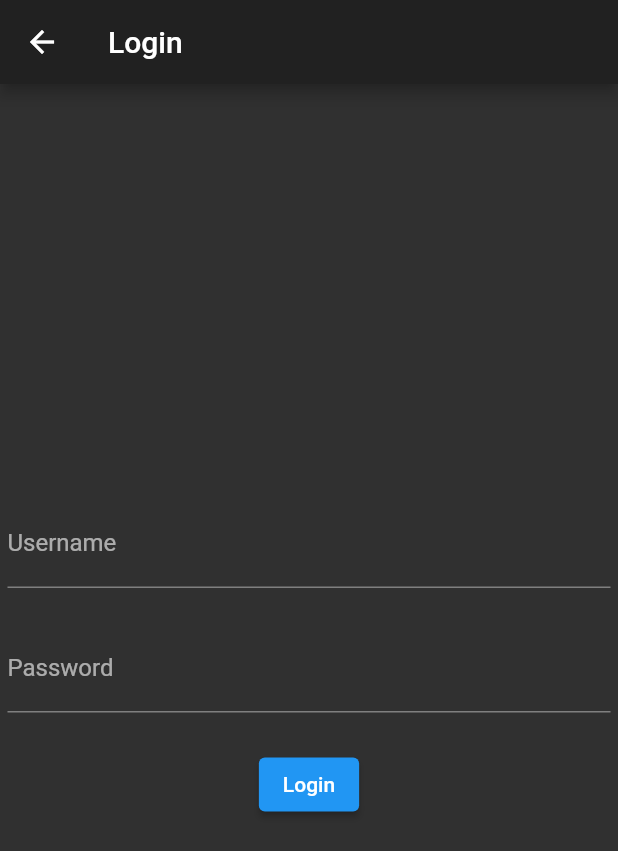
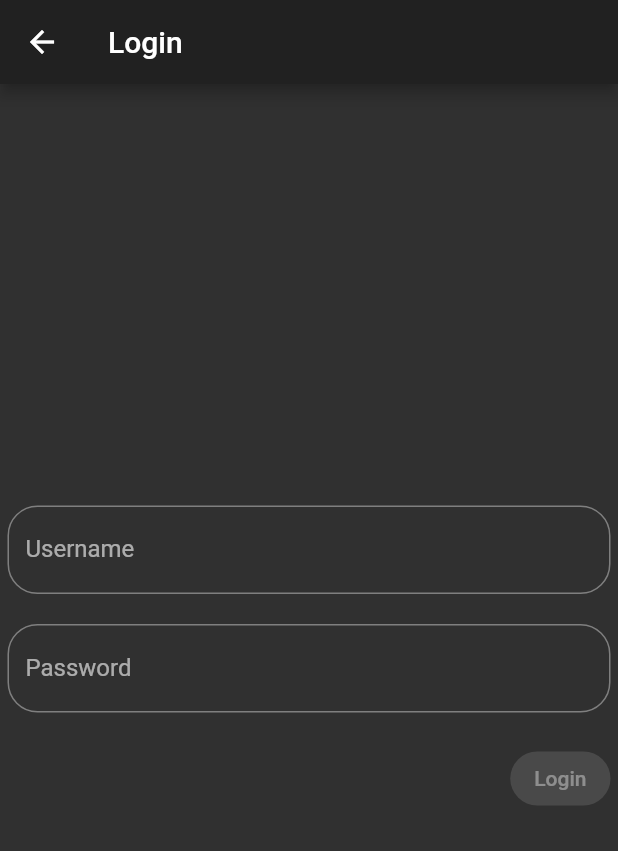
Before and after one commit to LorenzSchueler/sport-log, a Flutter app: the screen it shows after launch, after a tap on "Login", on a phone screen of 412 x 824 dp. Shown: the top 851 px of the screen. Run offline on Flutter 3.47's test engine with Material 2 defaults, Android fonts, the phone set to English and light mode, and no system bars; our stand-ins replace bloc, equatable, flutter_bloc, flutter_secure_storage.

Commit message:
improve login form

```diff
--- /dev/null
+++ b/sport-log-client/frontend/lib/pages/login/login_form.dart
@@ -0,0 +1,153 @@
+
+import 'package:flutter/material.dart';
+import 'package:flutter_bloc/flutter_bloc.dart';
+import 'package:sport_log/routes.dart';
+
+import 'login_bloc.dart';
+
+class LoginForm extends StatefulWidget {
+  const LoginForm({Key? key}) : super(key: key);
+
+  @override
+  State<StatefulWidget> createState() => LoginFormState();
+}
+
+class LoginFormState extends State<LoginForm> {
+  final _formKey = GlobalKey<FormState>();
+  String _username = "";
+  String _password = "";
+
+  @override
+  Widget build(BuildContext context) {
+    return Form(
+      key: _formKey,
+      child: BlocConsumer<LoginBloc, LoginState>(
+        listener: (context, state) {
+          if (state == LoginState.successful) {
+            Navigator.of(context).pushNamedAndRemoveUntil(Routes.home,
+                    (route) => false);
+          } else if (state == LoginState.failed) {
+            const snackBar = SnackBar(
+                content: Text("Invalid credentials. Please try again."),
+            );
+            ScaffoldMessenger.of(context).showSnackBar(snackBar);
+          }
+        },
+        builder: (context, state) {
+          return Column(
+            mainAxisAlignment: MainAxisAlignment.center,
+            children: [
+              _usernameInput(context, state),
+              _padding,
+              _passwordInput(context, state),
+              _padding,
+              Row(
+                mainAxisAlignment: MainAxisAlignment.end,
+                children: [
+                  _submitButton(context, state),
+                ],
+              )
+            ],
+          );
+        }
+      ),
+    );
+  }
+
+  Widget _usernameInput(BuildContext context, LoginState state) {
+    return TextFormField(
+      onChanged: (username) {
+        setState(() {
+          _username = username;
+        });
+      },
+      decoration: const InputDecoration(
+        labelText: "Username",
+        border: OutlineInputBorder(
+            borderRadius: _borderRadius
+        ),
+      ),
+      validator: _usernameValidator,
+      autovalidateMode: AutovalidateMode.onUserInteraction,
+      enabled: _inputsEnabled(state),
+      style: _inputsEnabled(state) ? null : TextStyle(
+        color: Theme.of(context).disabledColor
+      ),
+    );
+  }
+
+  Widget _passwordInput(BuildContext context, LoginState state) {
+    return TextFormField(
+      onChanged: (password) {
+        setState(() {
+          _password = password;
+        });
+      },
+      decoration: const InputDecoration(
+        labelText: "Password",
+        border: OutlineInputBorder(
+          borderRadius: _borderRadius
+        ),
+      ),
+      validator: _passwordValidator,
+      autovalidateMode: AutovalidateMode.onUserInteraction,
+      enabled: _inputsEnabled(state),
+      style: _inputsEnabled(state) ? null : TextStyle(
+          color: Theme.of(context).disabledColor
+      ),
+      obscureText: true,
+    );
+  }
+
+  Widget _submitButton(BuildContext context, LoginState state) {
+    return ElevatedButton(
+      child: (state != LoginState.pending)
+          ? const Text("Login") : const CircularProgressIndicator(),
+      onPressed: (state != LoginState.successful && _inputsAreValid)
+          ? () => _submit(context) : null,
+      style: ElevatedButton.styleFrom(
+        shape: const RoundedRectangleBorder(
+          borderRadius: _borderRadius,
+        ),
+      ),
+    );
+  }
+
+  bool _inputsEnabled(LoginState state) {
+    return state != LoginState.pending;
+  }
+
+  bool get _formIsValid => _formKey.currentState!.validate();
+
+  void _submit(BuildContext context) {
+    if (_formIsValid) {
+      context.read<LoginBloc>().add(SubmitLogin(
+          username: _username,
+          password: _password
+      ));
+      _formKey.currentState!.deactivate();
+    }
+  }
+
+  String? _usernameValidator(String? username) {
+    if (username != null && username.isEmpty) {
+      return "Username must not be empty.";
+    }
+  }
+
+  String? _passwordValidator(String? password) {
+    if (password != null && password.isEmpty) {
+      return "Password must not be empty";
+    }
+  }
+
+  bool get _inputsAreValid =>
+    _usernameValidator(_username) == null
+    && _passwordValidator(_password) == null;
+
+  static const Widget _padding = Padding(
+      padding: EdgeInsets.all(10),
+  );
+
+  static const BorderRadius _borderRadius = BorderRadius.all(Radius.circular(20));
+}
--- a/sport-log-client/frontend/lib/pages/login/login_page.dart
+++ b/sport-log-client/frontend/lib/pages/login/login_page.dart
@@ -1,24 +1,13 @@
 
 import 'package:flutter/material.dart';
 import 'package:flutter_bloc/flutter_bloc.dart';
+import 'package:sport_log/pages/login/login_form.dart';
 import 'package:sport_log/repositories/authentication_repository.dart';
 import 'package:sport_log/authentication/authentication_bloc.dart';
 import 'package:sport_log/pages/login/login_bloc.dart';
-import 'package:sport_log/routes.dart';
 
-class LoginPage extends StatefulWidget {
+class LoginPage extends StatelessWidget {
   const LoginPage({Key? key}) : super(key: key);
-
-  @override
-  State<StatefulWidget> createState() => LoginPageState();
-}
-
-class LoginPageState extends State<LoginPage> {
-  bool _usernameIsPure = true;
-  final TextEditingController _usernameController = TextEditingController();
-
-  bool _passwordIsPure = true;
-  final TextEditingController _passwordController = TextEditingController();
 
   @override
   Widget build(BuildContext context) {
@@ -33,60 +22,7 @@ class LoginPageState extends State<LoginPage> {
               authenticationRepository: context.read<AuthenticationRepository>(),
             );
           },
-          child: BlocConsumer<LoginBloc, LoginState>(
-            listener: (context, state) {
-              if (state == LoginState.successful) {
-                Navigator.of(context).pushNamedAndRemoveUntil(Routes.home,
-                        (route) => false);
-              }
-            },
-            builder: (context, state) {
-              return Column(
-                mainAxisAlignment: MainAxisAlignment.center,
-                children: [
-                  TextFormField(
-                    controller: _usernameController,
-                    onChanged: (username) {
-                      setState(() {
-                        _usernameIsPure = false;
-                      });
-                    },
-                    decoration: InputDecoration(
-                      labelText: "Username",
-                      errorText: (!_usernameIsPure && _usernameController.text.isEmpty)
-                          ? "Username must not be empty." : null,
-                    ),
-                  ),
-                  const Padding(padding: EdgeInsets.all(12)),
-                  TextFormField(
-                    controller: _passwordController,
-                    onChanged: (username) {
-                      setState(() {
-                        _passwordIsPure = false;
-                      });
-                    },
-                    decoration: InputDecoration(
-                      labelText: "Password",
-                      errorText: (!_passwordIsPure && _passwordController.text.isEmpty)
-                          ? "Password must not be empty." : null,
-                    ),
-                    obscureText: true,
-                  ),
-                  const Padding(padding: EdgeInsets.all(12)),
-                  ElevatedButton(
-                    onPressed: (state == LoginState.idle || state == LoginState.failed)
-                      ? () {
-                        context.read<LoginBloc>().add(SubmitLogin(username: _usernameController.text, password: _passwordController.text));
-                      }
-                      : null,
-                    child: (state == LoginState.idle || state == LoginState.failed)
-                      ? const Text("Login")
-                      : const CircularProgressIndicator(),
-                  ),
-                ],
-              );
-            },
-          ),
+          child: const LoginForm(),
         ),
       ),
     );
```
